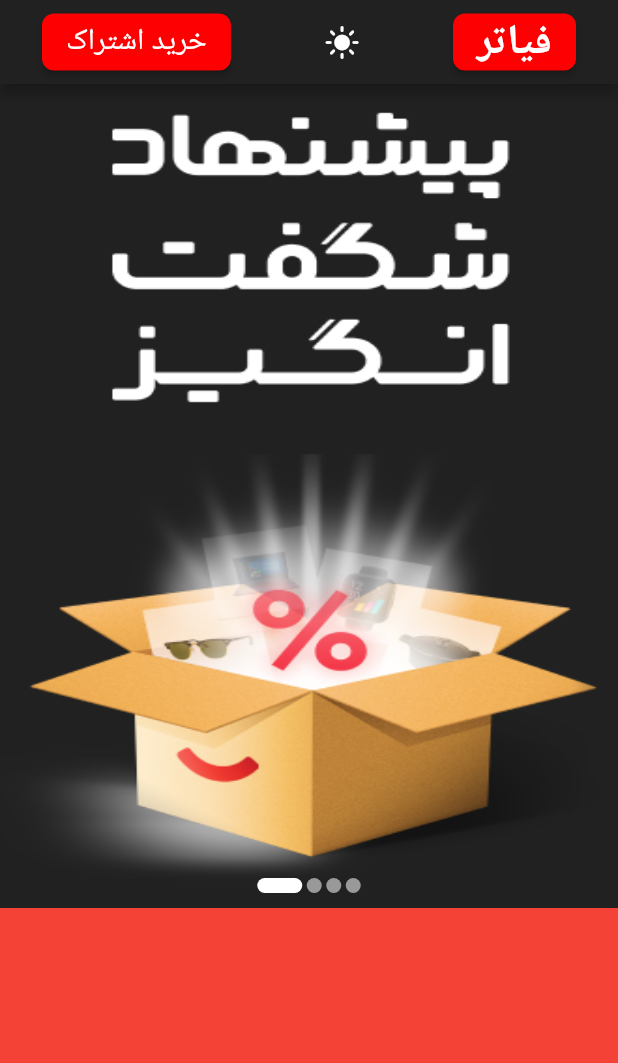
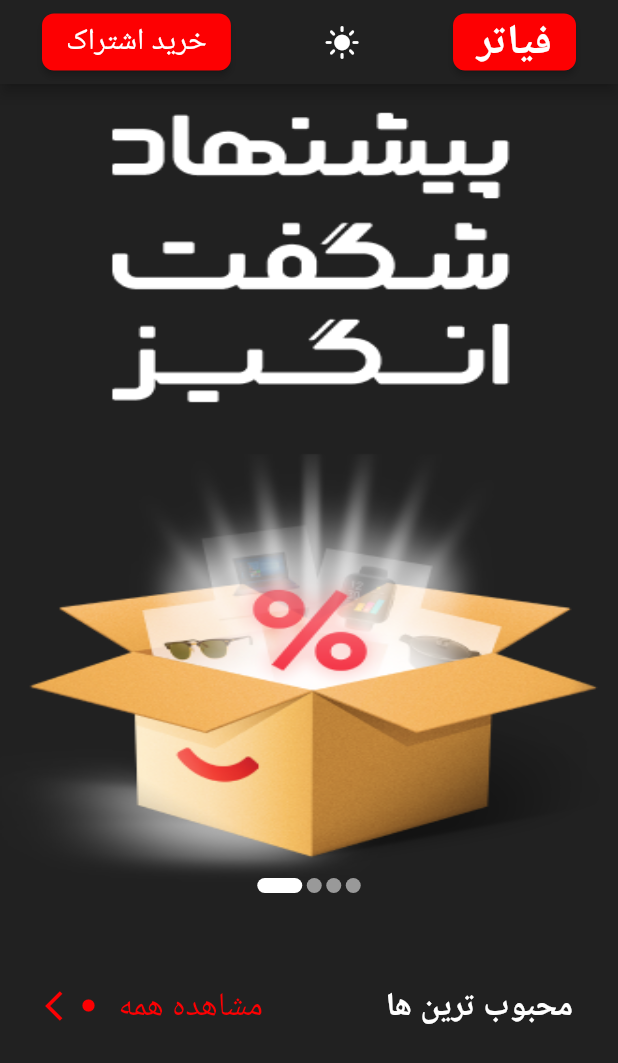
Before and after one commit to ashkan-k/fiattre_flutter, a Flutter app: the screen it shows after launch, on a phone screen of 412 x 824 dp. Shown: the top 1063 px of the screen. Run offline on Flutter 3.47's test engine with Material 2 defaults, Android fonts, the phone set to English and light mode, and no system bars; drawn by our look-alikes of smooth_page_indicator; our stand-ins replace google_fonts.

Commit message:
add most faviroutes box

```diff
--- a/lib/pages/home_page.dart
+++ b/lib/pages/home_page.dart
@@ -61,9 +61,32 @@ class HomePage extends StatelessWidget {
                 ],
               ),
             ),
-            Container(
-              color: Colors.red,
-              height: 500,
+            Padding(
+              padding: const EdgeInsets.only(top: 50, right: 30, left: 30),
+              child: Row(
+                mainAxisAlignment: MainAxisAlignment.spaceBetween,
+                children: [
+                  InkWell(
+                    onTap: () {
+                      print('go to all this category episodes');
+                    },
+                    child: Row(
+                      children: [
+                        Icon(Icons.arrow_back_ios, color: Theme.of(context).buttonColor),
+                        Icon(Icons.circle, size: 10, color: Theme.of(context).buttonColor),
+                        SizedBox(width: 15),
+                        Text('مشاهده همه', style: TextStyle(fontSize: 22, color: Theme.of(context).buttonColor)),
+                      ],
+                    ),
+                  ),
+
+                  Row(
+                    children: [
+                      Text('محبوب ترین ها', style: TextStyle(fontWeight: FontWeight.bold, fontSize: 22, color: Theme.of(context).iconTheme.color)),
+                    ],
+                  )
+                ],
+              ),
             )
           ],
         ),
```
